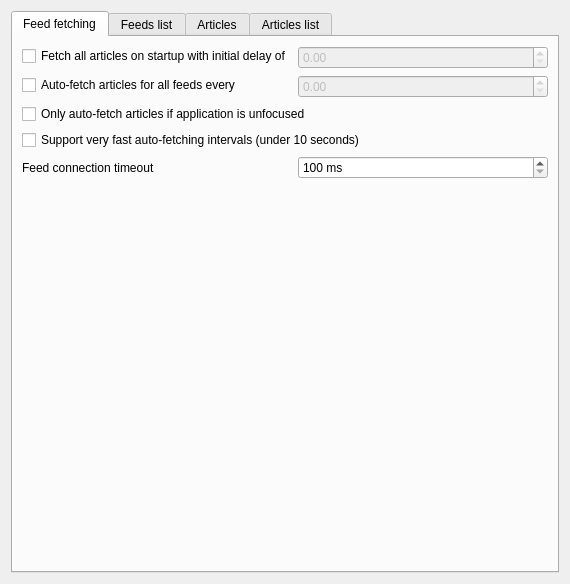
Qt form src/librssguard/gui/settings/settingsfeedsmessages.ui (martinrotter/rssguard) before a commit.
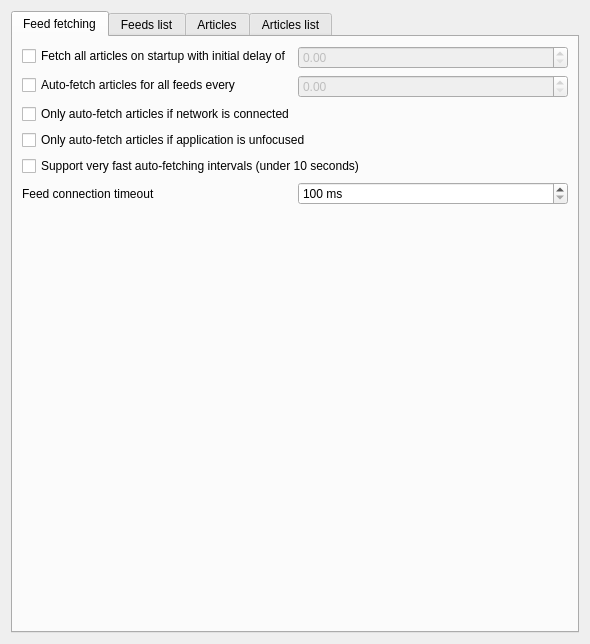
The same form after that commit. Custom widgets are drawn as their Qt base class.

```diff
--- a/src/librssguard/gui/settings/settingsfeedsmessages.ui
+++ b/src/librssguard/gui/settings/settingsfeedsmessages.ui
@@ -6,8 +6,8 @@
    <rect>
     <x>0</x>
     <y>0</y>
-    <width>570</width>
-    <height>584</height>
+    <width>590</width>
+    <height>644</height>
    </rect>
   </property>
   <layout class="QHBoxLayout" name="horizontalLayout">
@@ -73,21 +73,21 @@
          </property>
         </widget>
        </item>
-       <item row="2" column="0" colspan="2">
+       <item row="3" column="0" colspan="2">
         <widget class="QCheckBox" name="m_checkAutoUpdateOnlyUnfocused">
          <property name="text">
           <string>Only auto-fetch articles if application is unfocused</string>
          </property>
         </widget>
        </item>
-       <item row="3" column="0" colspan="2">
+       <item row="4" column="0" colspan="2">
         <widget class="QCheckBox" name="m_cmbFastAutoUpdate">
          <property name="text">
           <string>Support very fast auto-fetching intervals (under 10 seconds)</string>
          </property>
         </widget>
        </item>
-       <item row="4" column="0">
+       <item row="5" column="0">
         <widget class="QLabel" name="label_3">
          <property name="text">
           <string>Feed connection timeout</string>
@@ -97,7 +97,7 @@
          </property>
         </widget>
        </item>
-       <item row="4" column="1">
+       <item row="5" column="1">
         <widget class="QSpinBox" name="m_spinFeedUpdateTimeout">
          <property name="minimumSize">
           <size>
@@ -125,6 +125,13 @@
        <item row="5" column="0" colspan="2">
         <widget class="ArticleAmountControl" name="m_wdgArticleLimiting" native="true"/>
        </item>
+       <item row="2" column="0" colspan="2">
+        <widget class="QCheckBox" name="m_checkAutoUpdateOnlyIfConnected">
+         <property name="text">
+          <string>Only auto-fetch articles if network is connected</string>
+         </property>
+        </widget>
+       </item>
       </layout>
      </widget>
      <widget class="QWidget" name="m_tabFeedsList">
```
Left out of the diff: 3 changed lines with no effect on the pictures.
